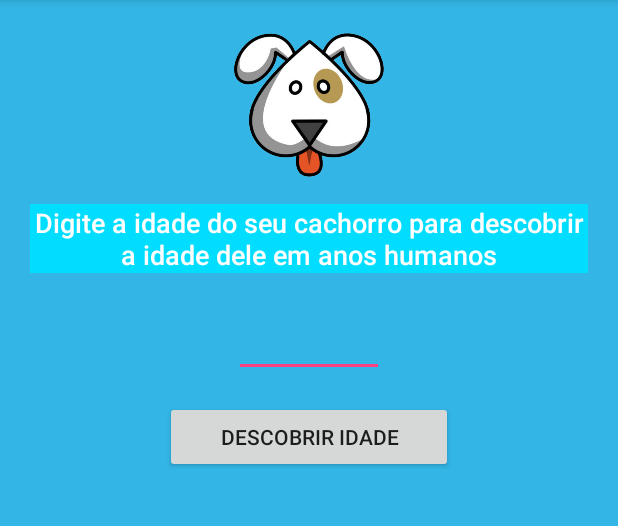
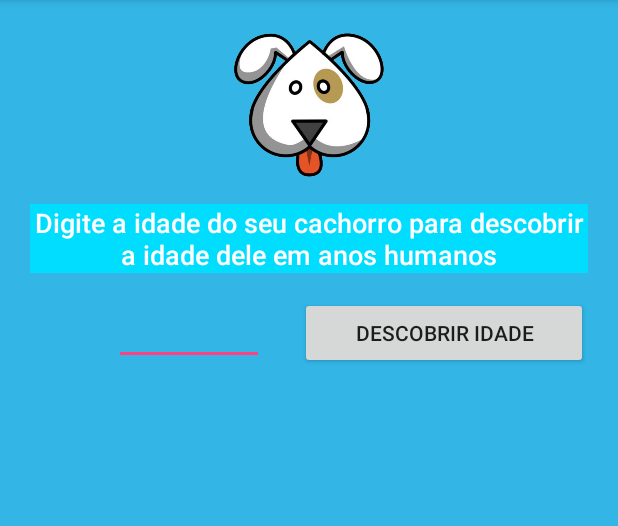
Before and after one commit to murilojatoba/Idadedecachorro, an Android app: the screen it shows after launch (MainActivity), on a phone screen of 412 x 824 dp, the part 84-610 px from its top. Run offline under Robolectric (Android 15) with nearby library versions, the phone set to English and light mode, and no system bars.

Commit message:
Alteração para layout adaptavel horizontal e vertical.

```diff
--- a/app/src/main/res/layout/activity_main.xml
+++ b/app/src/main/res/layout/activity_main.xml
@@ -42,15 +42,14 @@
         android:layout_width="@dimen/caixa_texto"
         android:layout_height="wrap_content"
         android:layout_gravity="center"
-        android:layout_marginTop="24dp"
+        android:layout_marginTop="16dp"
+        android:layout_marginLeft="0dp"
         android:ems="10"
         android:inputType="number"
         app:layout_constraintTop_toBottomOf="@+id/textView"
-        tools:ignore="MissingConstraints"
-        android:layout_marginLeft="0dp"
-        app:layout_constraintLeft_toLeftOf="parent"
-        android:layout_marginRight="0dp"
-        app:layout_constraintRight_toRightOf="parent" />
+        tools:ignore="MissingConstraints,RtlHardcoded"
+        app:layout_constraintRight_toLeftOf="@+id/btnDescobrir"
+        android:layout_marginRight="24dp" />
 
     <Button
         android:id="@+id/btnDescobrir"
@@ -59,28 +58,28 @@
         android:layout_gravity="center"
         android:text="@string/botao_descobrir"
         tools:ignore="RtlHardcoded"
+        android:layout_marginLeft="0dp"
         android:layout_marginRight="0dp"
         app:layout_constraintRight_toRightOf="parent"
-        android:layout_marginLeft="0dp"
-        app:layout_constraintLeft_toLeftOf="parent"
-        android:layout_marginTop="16dp"
-        app:layout_constraintTop_toBottomOf="@+id/txtIdade" />
+        app:layout_constraintBaseline_toBaselineOf="@+id/txtIdade" />
 
     <TextView
         android:id="@+id/lblResultado"
         android:layout_width="0dp"
         android:layout_height="wrap_content"
         android:layout_gravity="center"
+        android:layout_marginTop="0dp"
         android:clickable="false"
         android:cursorVisible="false"
         android:focusable="false"
         android:textAlignment="center"
         android:textAppearance="@android:style/TextAppearance.DeviceDefault.Large"
         android:textColor="@android:color/white"
+        app:layout_constraintLeft_toLeftOf="parent"
         app:layout_constraintRight_toRightOf="parent"
-        app:layout_constraintLeft_toLeftOf="parent"
+        app:layout_constraintTop_toBottomOf="@+id/btnDescobrir"
         tools:ignore="TextViewEdits"
-        android:layout_marginTop="32dp"
-        app:layout_constraintTop_toBottomOf="@+id/btnDescobrir" />
+        app:layout_constraintBottom_toBottomOf="parent"
+        android:layout_marginBottom="0dp" />
 
 </android.support.constraint.ConstraintLayout>
```
